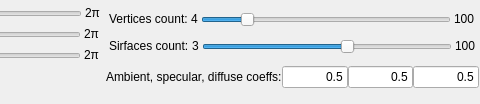
Old version of the form ui/MyControlWidget.ui in the repository rkhomenko/cg-lab045; both pictures show x 238 to 718 and y 0 to 104 of the 718 by 104 pixel window.
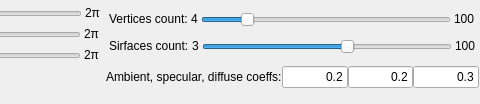
New version of the form. Icons and pictures are not drawn.

Diff of the .ui file:
```diff
--- a/ui/MyControlWidget.ui
+++ b/ui/MyControlWidget.ui
@@ -625,7 +625,7 @@
             <string/>
            </property>
            <property name="text">
-            <string>0.5</string>
+            <string>0.2</string>
            </property>
            <property name="alignment">
             <set>Qt::AlignRight|Qt::AlignTrailing|Qt::AlignVCenter</set>
@@ -635,7 +635,7 @@
          <item>
           <widget class="QLineEdit" name="specularLineEdit">
            <property name="text">
-            <string>0.5</string>
+            <string>0.2</string>
            </property>
            <property name="alignment">
             <set>Qt::AlignRight|Qt::AlignTrailing|Qt::AlignVCenter</set>
@@ -645,7 +645,7 @@
          <item>
           <widget class="QLineEdit" name="diffuseLineEdit">
            <property name="text">
-            <string>0.5</string>
+            <string>0.3</string>
            </property>
            <property name="alignment">
             <set>Qt::AlignRight|Qt::AlignTrailing|Qt::AlignVCenter</set>
```
